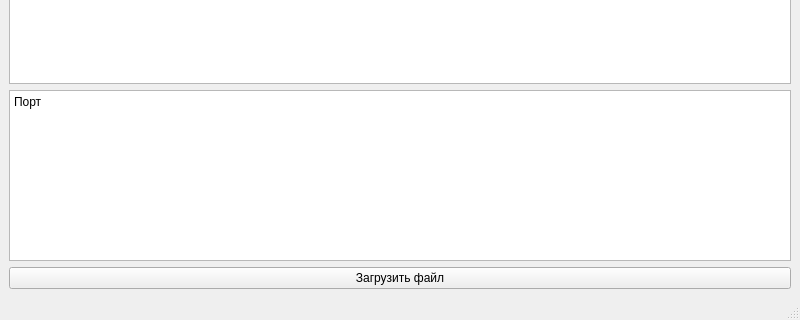
Old version of the form mainwindow.ui in the repository voidStuffedPotato/file_ping_pong; both pictures show x 0 to 800 and y 280 to 600 of the 800 by 600 pixel window.
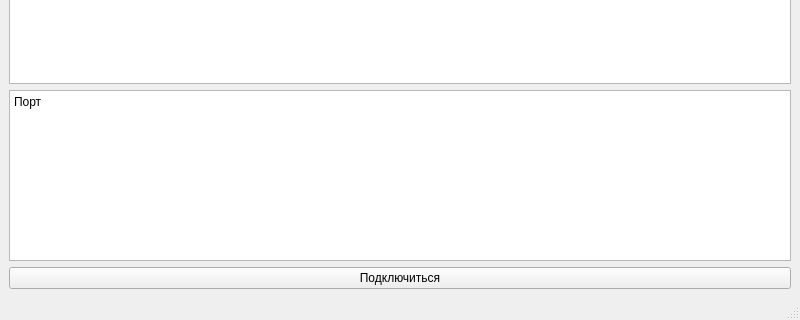
New version of the form.

The edit to the form file:
```diff
--- a/mainwindow.ui
+++ b/mainwindow.ui
@@ -38,7 +38,7 @@
       <item row="4" column="0">
        <widget class="QPushButton" name="receive">
         <property name="text">
-         <string>Загрузить файл</string>
+         <string>Подключиться</string>
         </property>
        </widget>
       </item>
```
Left out of the diff: 2 changed lines with no effect on the pictures.
